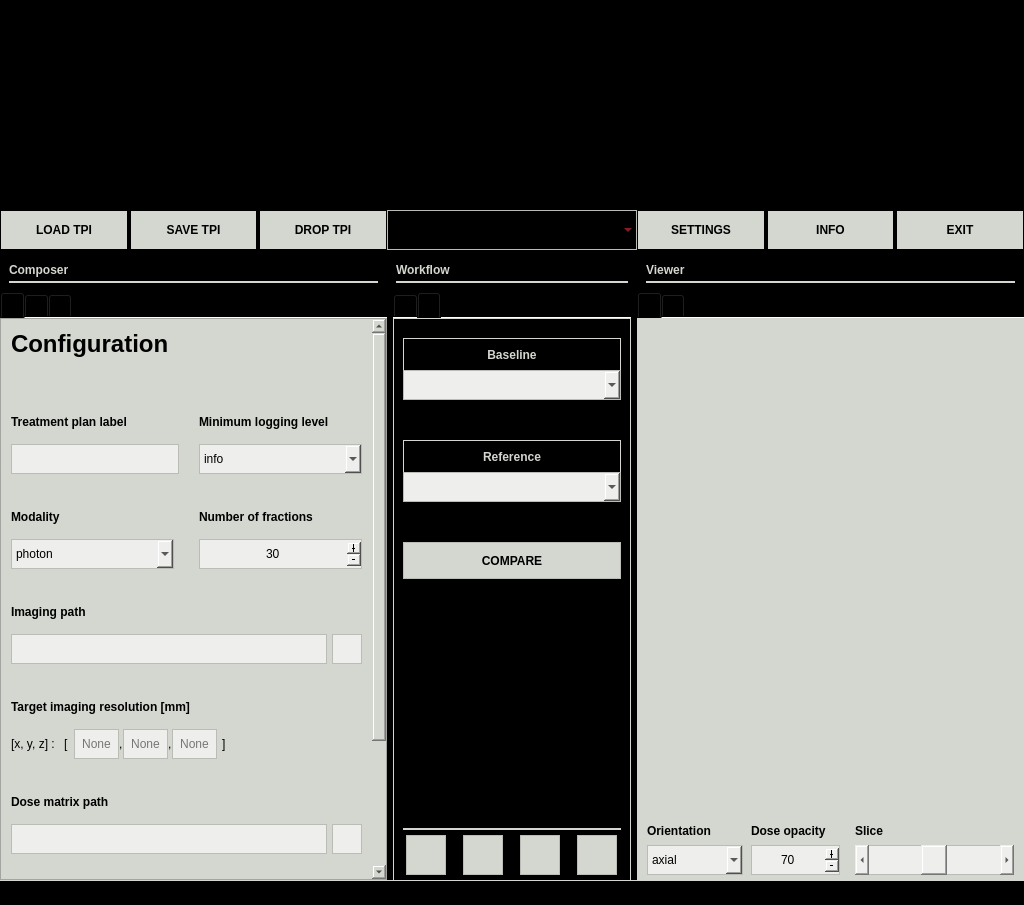
First picture: the form in pyanno4rt/gui/designs/main_window.ui, repository pyanno4rt/pyanno4rt, before the edit.
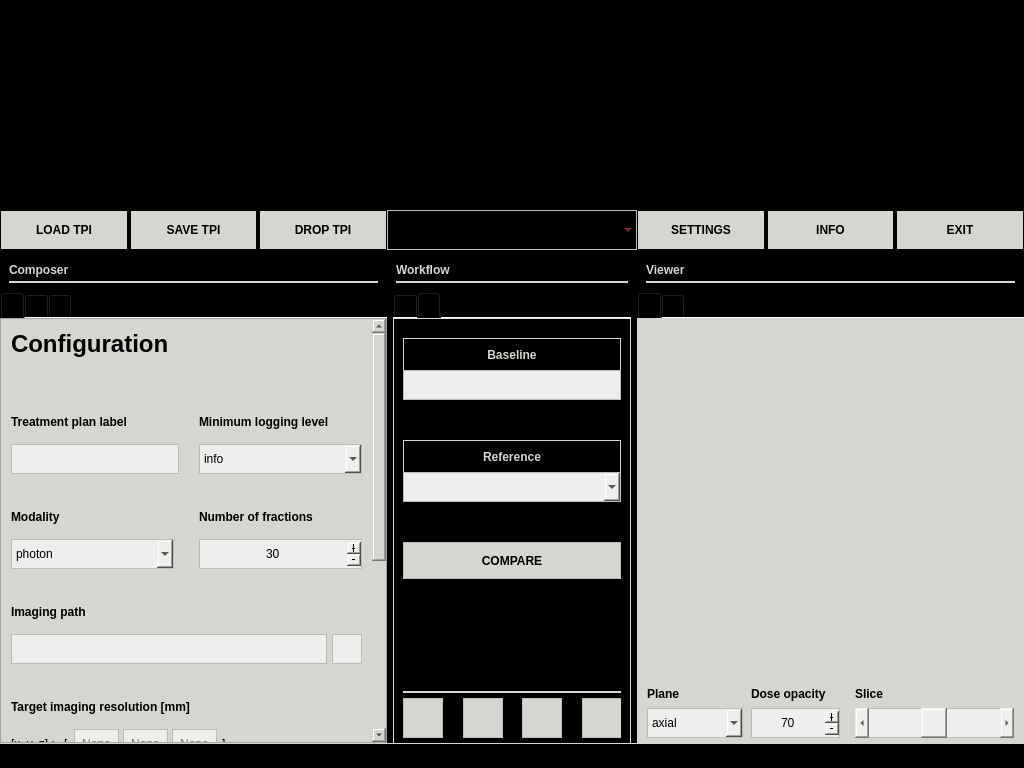
Second picture: the form after the edit. The open tabs and pages were chosen to show the change. Icons and pictures are not drawn.

Diff of the .ui file:
```diff
--- a/pyanno4rt/gui/designs/main_window.ui
+++ b/pyanno4rt/gui/designs/main_window.ui
@@ -7,7 +7,7 @@
     <x>0</x>
     <y>0</y>
     <width>1024</width>
-    <height>905</height>
+    <height>768</height>
    </rect>
   </property>
   <property name="minimumSize">
@@ -1344,7 +1344,7 @@
                        </widget>
                       </item>
                       <item>
-                       <widget class="QComboBox" name="baseline_cbox">
+                       <widget class="QLineEdit" name="baseline_ledit">
                         <property name="sizePolicy">
                          <sizepolicy hsizetype="Minimum" vsizetype="Minimum">
                           <horstretch>0</horstretch>
@@ -1372,6 +1372,12 @@
 border: 1px solid;
 border-color: rgb(186, 189, 182);</string>
                         </property>
+                        <property name="text">
+                         <string/>
+                        </property>
+                        <property name="readOnly">
+                         <bool>true</bool>
+                        </property>
                        </widget>
                       </item>
                       <item>
@@ -1686,7 +1692,7 @@
                          <item>
                           <layout class="QHBoxLayout" name="actions_toolbox_layout_2">
                            <property name="spacing">
-                            <number>17</number>
+                            <number>20</number>
                            </property>
                            <item>
                             <widget class="QToolButton" name="compare_show_config_tbutton">
@@ -1950,7 +1956,7 @@
                 <rect>
                  <x>0</x>
                  <y>0</y>
-                 <width>368</width>
+                 <width>369</width>
                  <height>912</height>
                 </rect>
                </property>
@@ -6971,13 +6977,13 @@
                   <number>0</number>
                  </property>
                  <property name="leftMargin">
-                  <number>10</number>
+                  <number>0</number>
                  </property>
                  <property name="topMargin">
-                  <number>10</number>
+                  <number>0</number>
                  </property>
                  <property name="rightMargin">
-                  <number>10</number>
+                  <number>0</number>
                  </property>
                  <property name="bottomMargin">
                   <number>0</number>
@@ -7014,7 +7020,7 @@
                   <number>10</number>
                  </property>
                  <property name="bottomMargin">
-                  <number>16</number>
+                  <number>15</number>
                  </property>
                  <property name="horizontalSpacing">
                   <number>3</number>
@@ -7250,7 +7256,7 @@
                     <string notr="true">border: 0px;</string>
                    </property>
                    <property name="text">
-                    <string>Orientation</string>
+                    <string>Plane</string>
                    </property>
                   </widget>
                  </item>
```
Left out of the diff: 325 changed lines with no effect on the pictures.
